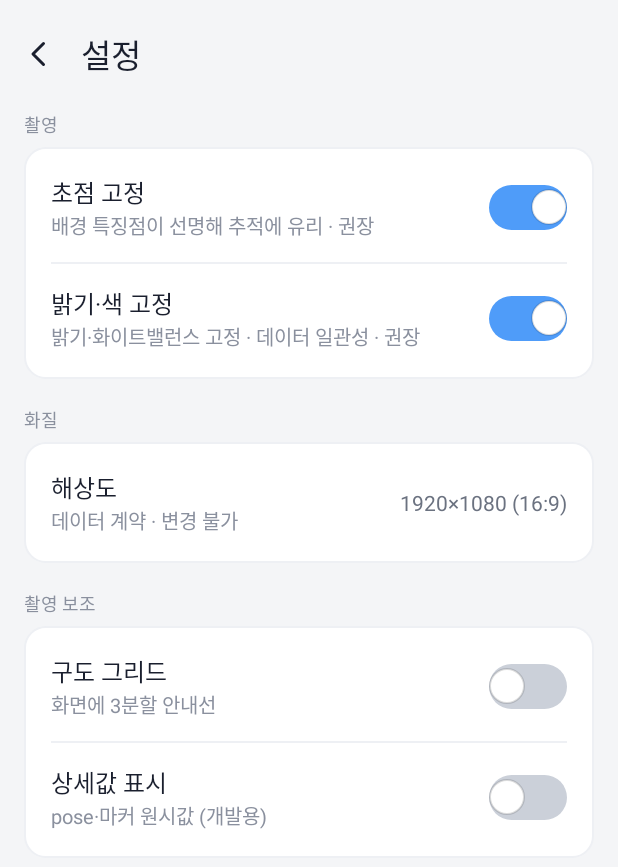
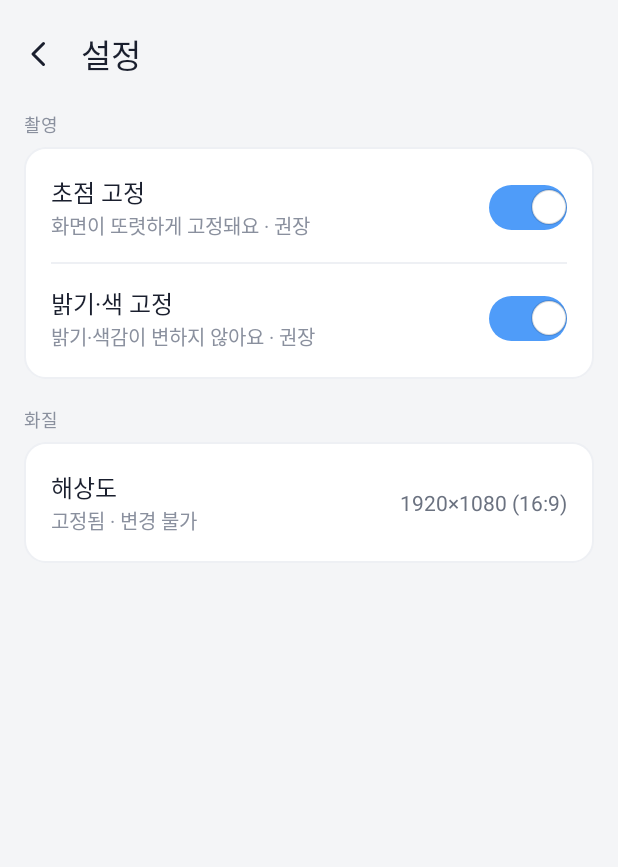
Before and after one commit to ehrud7654/Physical-AI-project, an Android app: the SettingsActivity screen opened directly, with no data from a screen before it, on a phone screen of 412 x 824 dp. Shown: the top 867 px of the screen. Run offline under Robolectric (Android 15) with nearby library versions, the phone set to English and light mode, and no system bars.

Commit message:
refactor: 기록·설정 문구 사용자 친화 정리 + 촬영 보조 섹션 제거 (S15P21A103-157)

```diff
--- a/APP/arpose/app/src/main/java/com/ssafy/arpose/HistoryActivity.kt
+++ b/APP/arpose/app/src/main/java/com/ssafy/arpose/HistoryActivity.kt
@@ -424,17 +424,17 @@ class HistoryActivity : Activity() {
             setPadding(0, dp(10), 0, 0)
             visibility = if (expandedNow) View.VISIBLE else View.GONE
         }
-        val dur = if (m.isEmpty()) "요약 없음 (녹화 미완료 가능)"
-            else "${m["duration_sec"] ?: "?"}s · ${m["frames_saved"] ?: "?"}프레임"
+        val secs = m["duration_sec"]?.toDoubleOrNull()?.toInt()
+        val dur = if (secs == null) "요약 없음" else "%d:%02d".format(secs / 60, secs % 60)
         detail.addView(detailRow("길이", dur))
-        detail.addView(detailRow("마커 검출", mkRate?.let { "$it%" } ?: "—"))
-        // vLabel 은 전체 판정 사유(마커/구멍/점프/좋음). 판정에 따라 행 라벨을 명확히.
-        val verdictRowLabel = when (icon) {
-            "✗" -> "재촬영 사유"
-            "⚠" -> "확인 사유"
-            else -> "판정"
+        val statusText = when {
+            icon == "✓" -> "사용 가능"
+            icon == "⚠" -> "움직임이 급함 · 다시 촬영"
+            icon == "✗" && mkRate != null && mkRate < 50 -> "마커가 잘 안 보임 · 다시 촬영"
+            icon == "✗" -> "데이터 누락 · 다시 촬영"
+            else -> "미완료"
         }
-        detail.addView(detailRow(verdictRowLabel, vLabel))
+        detail.addView(detailRow("상태", statusText))
 
         val del = TextView(this).apply {
             text = "삭제"
--- a/APP/arpose/app/src/main/java/com/ssafy/arpose/SettingsActivity.kt
+++ b/APP/arpose/app/src/main/java/com/ssafy/arpose/SettingsActivity.kt
@@ -28,14 +28,6 @@ class SettingsActivity : Activity() {
         val aeSwitch = findViewById<Switch>(R.id.aeSwitch)
         aeSwitch.isChecked = Prefs.aeLock(this)
         aeSwitch.setOnCheckedChangeListener { _, checked -> Prefs.setAeLock(this, checked) }
-
-        val gridSwitch = findViewById<Switch>(R.id.gridSwitch)
-        gridSwitch.isChecked = Prefs.gridGuide(this)
-        gridSwitch.setOnCheckedChangeListener { _, checked -> Prefs.setGridGuide(this, checked) }
-
-        val detailSwitch = findViewById<Switch>(R.id.detailSwitch)
-        detailSwitch.isChecked = Prefs.showDetail(this)
-        detailSwitch.setOnCheckedChangeListener { _, checked -> Prefs.setShowDetail(this, checked) }
 
         // 디버그 섹션: 디버그 빌드에서만. QR 연동 전 jobId·자격 직접 입력해 실서버 테스트.
         if (BuildConfig.DEBUG) {
--- a/APP/arpose/app/src/main/res/layout/activity_settings.xml
+++ b/APP/arpose/app/src/main/res/layout/activity_settings.xml
@@ -76,7 +76,7 @@
                     <TextView
                         android:layout_width="wrap_content"
                         android:layout_height="wrap_content"
-                        android:text="배경 특징점이 선명해 추적에 유리 · 권장"
+                        android:text="화면이 또렷하게 고정돼요 · 권장"
                         android:textColor="@color/inkMuted"
                         android:textSize="13sp" />
                 </LinearLayout>
@@ -122,7 +122,7 @@
                     <TextView
                         android:layout_width="wrap_content"
                         android:layout_height="wrap_content"
-                        android:text="밝기·화이트밸런스 고정 · 데이터 일관성 · 권장"
+                        android:text="밝기·색감이 변하지 않아요 · 권장"
                         android:textColor="@color/inkMuted"
                         android:textSize="13sp" />
                 </LinearLayout>
@@ -181,7 +181,7 @@
                     <TextView
                         android:layout_width="wrap_content"
                         android:layout_height="wrap_content"
-                        android:text="데이터 계약 · 변경 불가"
+                        android:text="고정됨 · 변경 불가"
                         android:textColor="@color/inkMuted"
                         android:textSize="13sp" />
                 </LinearLayout>
@@ -195,110 +195,6 @@
             </LinearLayout>
         </LinearLayout>
 
-        <!-- 촬영 보조 -->
-        <TextView
-            android:layout_width="wrap_content"
-            android:layout_height="wrap_content"
-            android:layout_marginTop="18dp"
-            android:text="촬영 보조"
-            android:textColor="@color/inkMuted"
-            android:textSize="12sp" />
-
-        <LinearLayout
-            android:layout_width="match_parent"
-            android:layout_height="wrap_content"
-            android:layout_marginTop="6dp"
-            android:orientation="vertical"
-            android:background="@drawable/bg_card_light"
-            android:paddingTop="4dp"
-            android:paddingBottom="4dp">
-
-            <LinearLayout
-                android:layout_width="match_parent"
-                android:layout_height="wrap_content"
-                android:orientation="horizontal"
-                android:gravity="center_vertical"
-                android:paddingHorizontal="18dp"
-                android:paddingVertical="14dp">
-
-                <LinearLayout
-                    android:layout_width="0dp"
-                    android:layout_height="wrap_content"
-                    android:layout_weight="1"
-                    android:orientation="vertical">
-                    <TextView
-                        android:layout_width="wrap_content"
-                        android:layout_height="wrap_content"
-                        android:text="구도 그리드"
-                        android:textColor="@color/inkPrimary"
-                        android:textSize="16sp" />
-                    <TextView
-                        android:layout_width="wrap_content"
-                        android:layout_height="wrap_content"
-                        android:text="화면에 3분할 안내선"
-                        android:textColor="@color/inkMuted"
-                        android:textSize="13sp" />
-                </LinearLayout>
-
-                <Switch
-                    android:id="@+id/gridSwitch"
-                    android:layout_width="wrap_content"
-                    android:layout_height="wrap_content"
-                    android:track="@drawable/switch_track"
-                    android:thumb="@drawable/switch_thumb"
-                    android:switchMinWidth="52dp"
-                    android:thumbTextPadding="0dp"
-                    android:showText="false"
-                    android:textOn=""
-                    android:textOff="" />
-            </LinearLayout>
-
-            <View
-                android:layout_width="match_parent"
-                android:layout_height="1dp"
-                android:layout_marginHorizontal="18dp"
-                android:background="@color/hairline" />
-
-            <LinearLayout
-                android:layout_width="match_parent"
-                android:layout_height="wrap_content"
-                android:orientation="horizontal"
-                android:gravity="center_vertical"
-                android:paddingHorizontal="18dp"
-                android:paddingVertical="14dp">
-
-                <LinearLayout
-                    android:layout_width="0dp"
-                    android:layout_height="wrap_content"
-                    android:layout_weight="1"
-                    android:orientation="vertical">
-                    <TextView
-                        android:layout_width="wrap_content"
-                        android:layout_height="wrap_content"
-                        android:text="상세값 표시"
-                        android:textColor="@color/inkPrimary"
-                        android:textSize="16sp" />
-                    <TextView
-                        android:layout_width="wrap_content"
-                        android:layout_height="wrap_content"
-                        android:text="pose·마커 원시값 (개발용)"
-                        android:textColor="@color/inkMuted"
-                        android:textSize="13sp" />
-                </LinearLayout>
-
-                <Switch
-                    android:id="@+id/detailSwitch"
-                    android:layout_width="wrap_content"
-                    android:layout_height="wrap_content"
-                    android:track="@drawable/switch_track"
-                    android:thumb="@drawable/switch_thumb"
-                    android:switchMinWidth="52dp"
-                    android:thumbTextPadding="0dp"
-                    android:showText="false"
-                    android:textOn=""
-                    android:textOff="" />
-            </LinearLayout>
-        </LinearLayout>
         <!-- 디버그 (테스트 전용, 디버그 빌드에서만 보임) -->
         <LinearLayout
             android:id="@+id/debugSection"
```
